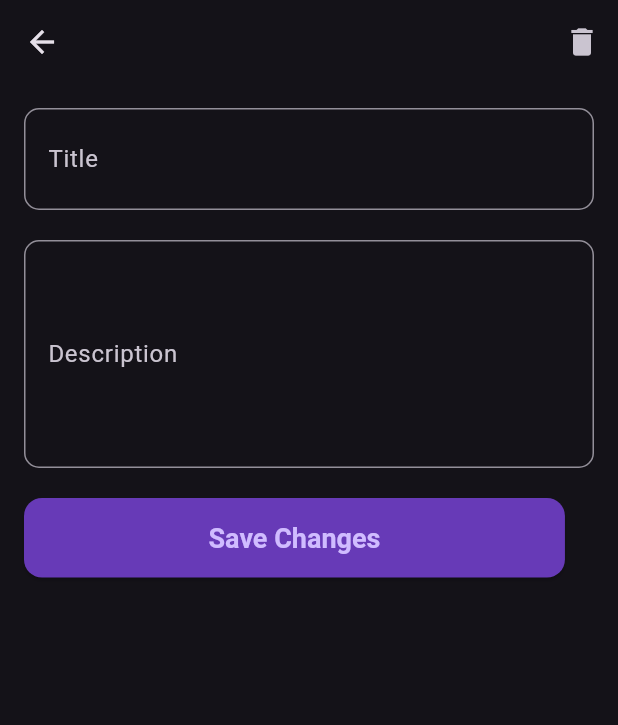
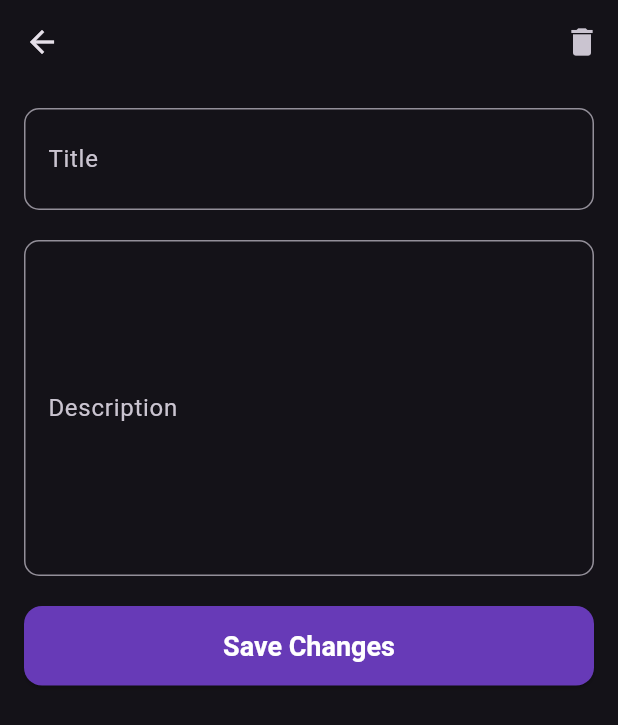
Before and after one commit to RonaldDev0/TaskFlow, a Flutter app: the TaskDetails screen opened directly with empty values, on a phone screen of 412 x 824 dp. Shown: the top 725 px of the screen. Run offline on Flutter 3.47's test engine with Material 3 defaults, Android fonts, the phone set to English and light mode, and no system bars; our stand-ins replace hive, hive_flutter; accounts and stored records are empty.

```diff
--- a/lib/task/details.dart
+++ b/lib/home/details.dart
@@ -69,8 +69,8 @@ class TaskDetailsState extends State<TaskDetails> {
       ),
       body: Padding(
         padding: const EdgeInsets.all(16.0),
-        child: Column(
-          crossAxisAlignment: CrossAxisAlignment.start,
+        child: ListView(
+          // crossAxisAlignment: CrossAxisAlignment.start,
           children: [
             // Title section
             TextField(
@@ -95,7 +95,8 @@ class TaskDetailsState extends State<TaskDetails> {
                   borderRadius: BorderRadius.all(Radius.circular(10.0)),
                 ),
               ),
-              maxLines: 5,
+              maxLines: null,
+              minLines: 8,
               style: const TextStyle(
                 fontSize: 16,
                 height: 1.5,
@@ -117,7 +118,10 @@ class TaskDetailsState extends State<TaskDetails> {
                 backgroundColor: Colors.deepPurple
               ),
               onPressed: _updateTaskInBox,
-              child: const Text('Save Changes'),
+              child: const Text(
+                'Save Changes',
+                style: TextStyle(color: Colors.white),
+              ),
             ),
           ],
         ),
```
Also changed, not shown: lib/main.dart (+69 -18 lines), lib/home/add_task.dart (renamed from lib/task/add_task.dart), lib/home/card.dart (renamed from lib/task/card.dart), lib/home/list.dart (renamed from lib/task/list.dart).
